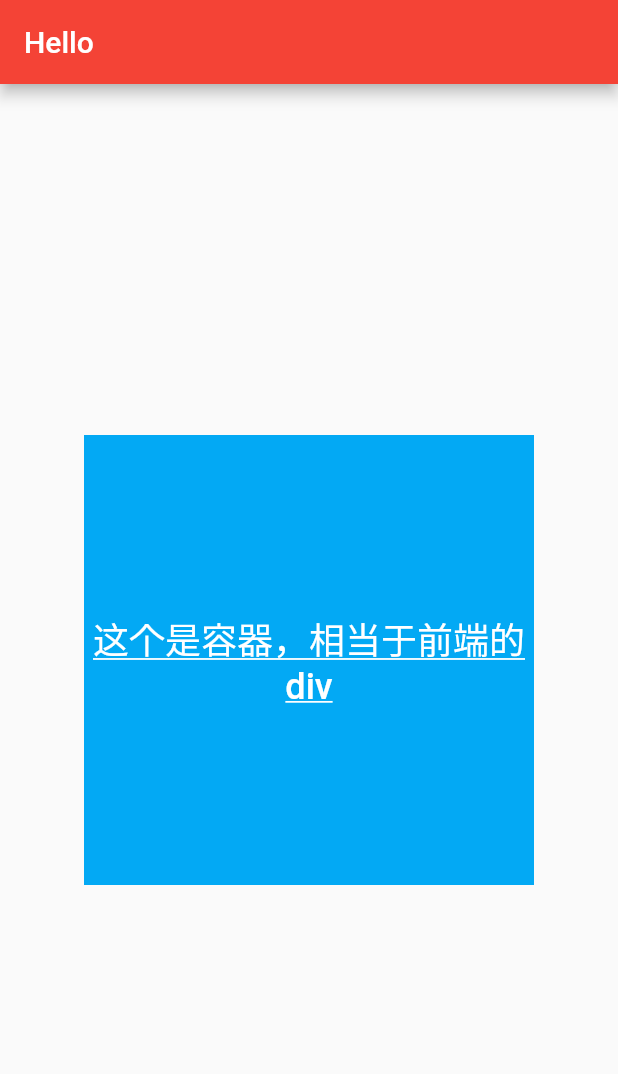
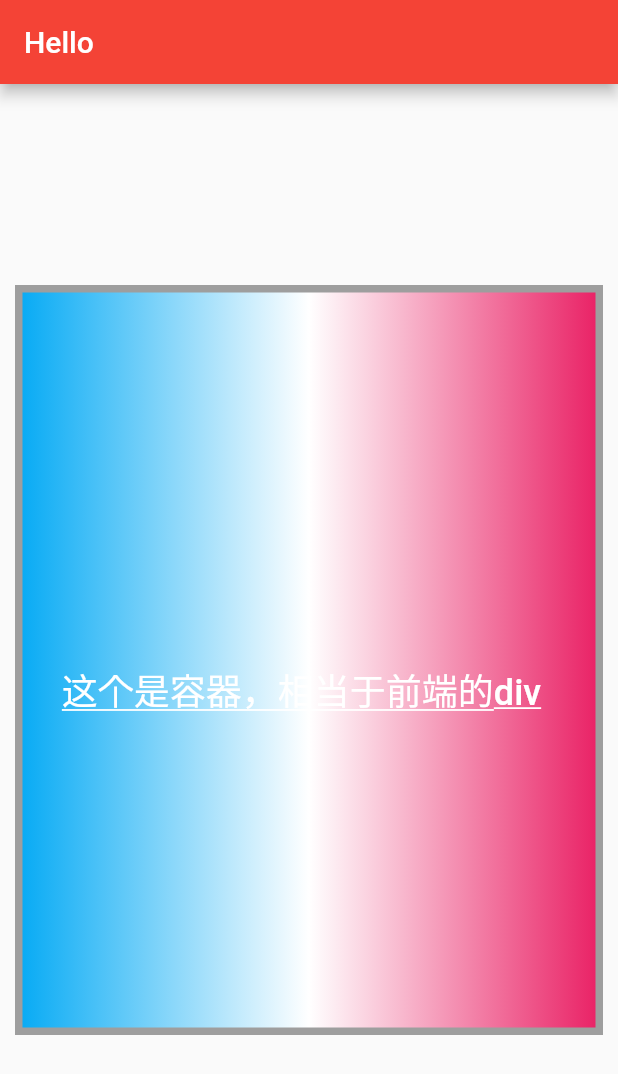
Before and after one commit to songhuizhang/Flutter-demo, a Flutter app: the screen it shows after launch, on a phone screen of 412 x 824 dp. Shown: the top 1074 px of the screen. Run offline on Flutter 3.47's test engine with Material 2 defaults, Android fonts, the phone set to English and light mode, and no system bars.

Commit message:
contaienr 添加 背景色，边框

```diff
--- a/lib/main.dart
+++ b/lib/main.dart
@@ -28,9 +28,20 @@ class MyApp extends StatelessWidget {
               ),
             ),
             alignment: Alignment.center,
-            width: 300.0,
-            height: 300.0,
-            color: Colors.lightBlue,
+            width: 500.0,
+            height: 500.0,
+            // color: Colors.lightBlue,
+            padding: const EdgeInsets.fromLTRB(20.0, 40.0, 30, 0),
+            margin: const EdgeInsets.all(10),
+            decoration: new BoxDecoration(
+              gradient: const LinearGradient(
+                colors: [Colors.lightBlue,Colors.white,Colors.pink]
+              ),
+              border: Border.all(
+                width: 5.0,
+                color: Colors.grey
+              )
+            ),
           )
         ),
       ),
```
